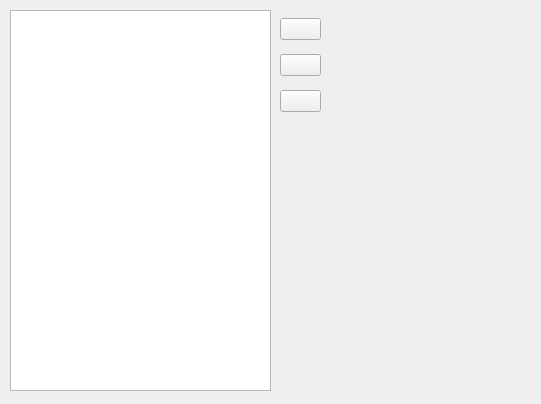
Qt form registrationwidget.ui (Mathsoum/Petanque) before a commit.
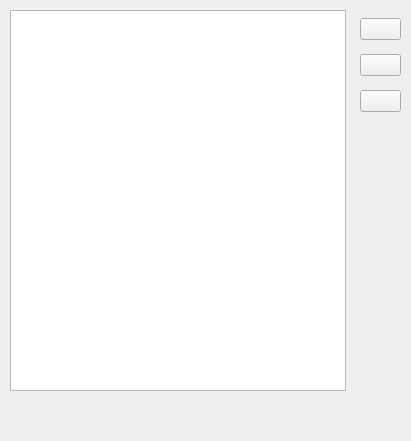
The same form after that commit. Icons and pictures are not drawn.

Patch:
```diff
--- a/registrationwidget.ui
+++ b/registrationwidget.ui
@@ -6,8 +6,8 @@
    <rect>
     <x>0</x>
     <y>0</y>
-    <width>541</width>
-    <height>404</height>
+    <width>411</width>
+    <height>441</height>
    </rect>
   </property>
   <property name="windowTitle">
@@ -18,7 +18,7 @@
     <rect>
      <x>10</x>
      <y>10</y>
-     <width>261</width>
+     <width>336</width>
      <height>381</height>
     </rect>
    </property>
@@ -26,7 +26,7 @@
   <widget class="QWidget" name="verticalLayoutWidget">
    <property name="geometry">
     <rect>
-     <x>280</x>
+     <x>360</x>
      <y>10</y>
      <width>41</width>
      <height>113</height>
```
